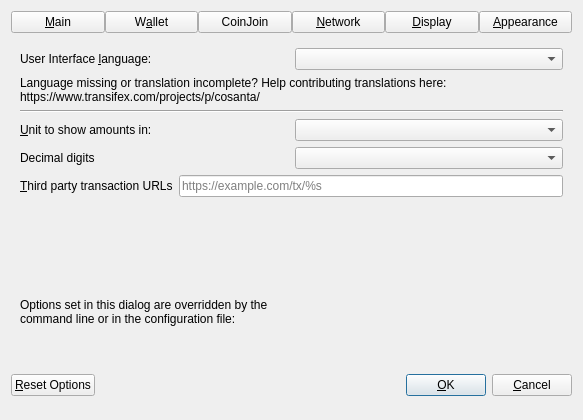
piratecash/piratecash, file src/qt/forms/optionsdialog.ui: the form before one commit.
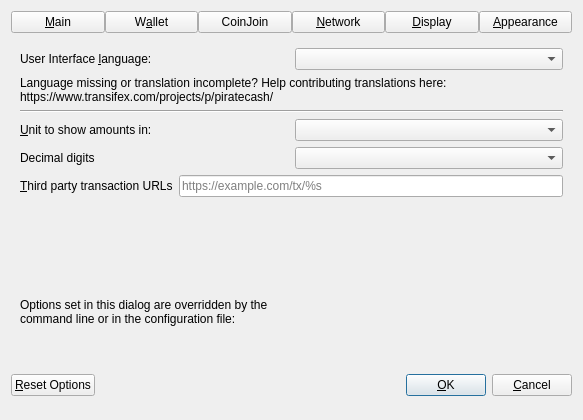
The form after the commit. The open tabs and pages were chosen to show the change. Custom widgets are drawn as their Qt base class.

The edit to the form file:
```diff
--- a/src/qt/forms/optionsdialog.ui
+++ b/src/qt/forms/optionsdialog.ui
@@ -848,7 +848,7 @@
          </property>
          <property name="text">
           <string>Language missing or translation incomplete? Help contributing translations here:
-https://www.transifex.com/projects/p/cosanta/</string>
+https://www.transifex.com/projects/p/piratecash/</string>
          </property>
          <property name="wordWrap">
           <bool>true</bool>
```
Left out of the diff: 8 changed lines with no effect on the pictures.
